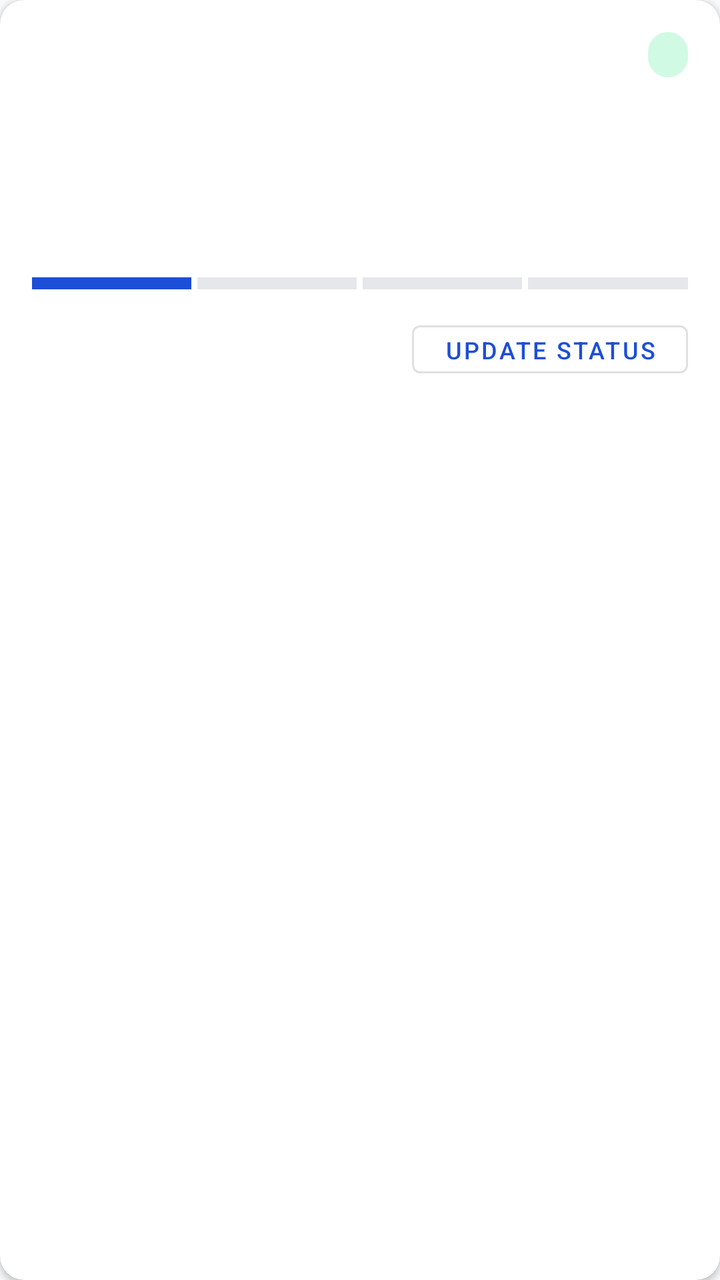
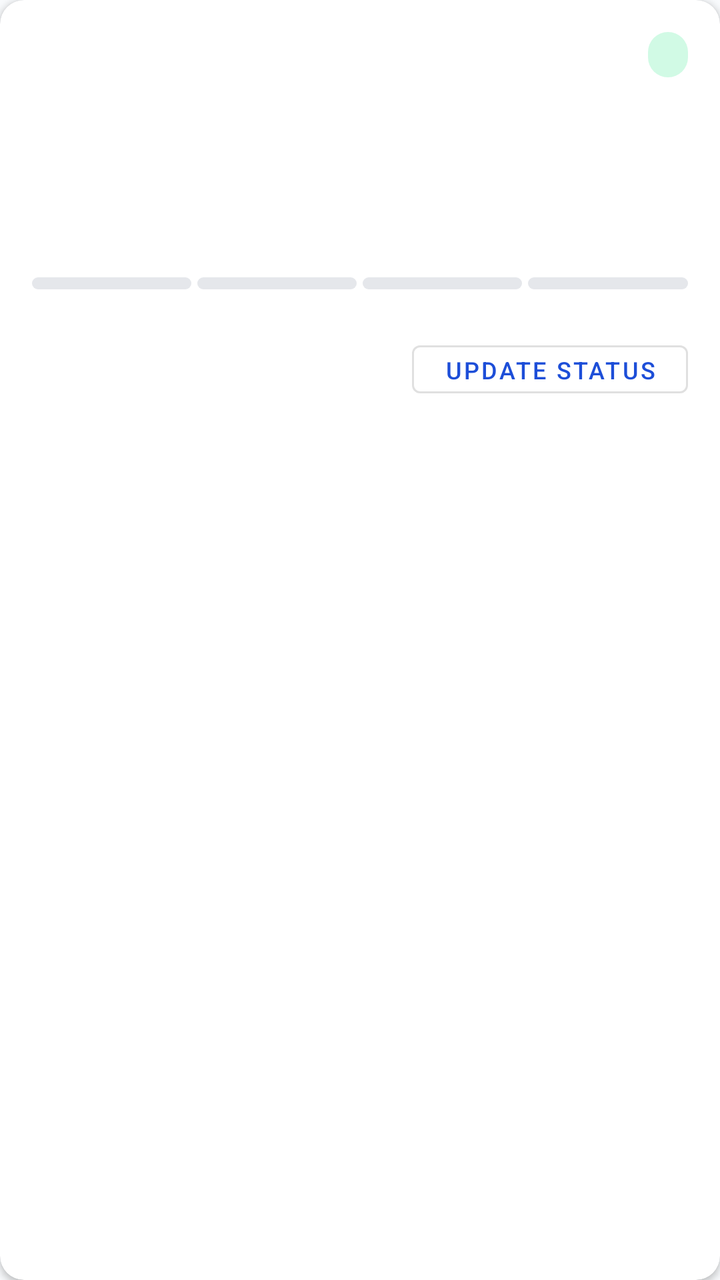

Two renders of the same Android screen: before a commit and after it. Below are the layout's source before the change and the commit's diff.
<!-- AndroidManifest.xml: application theme Theme.SCMS -->
<!-- res/layout/item_delivery.xml -->
<?xml version="1.0" encoding="utf-8"?>
<androidx.cardview.widget.CardView
    xmlns:android="http://schemas.android.com/apk/res/android"
    xmlns:app="http://schemas.android.com/apk/res-auto"
    android:layout_width="match_parent"
    android:layout_height="wrap_content"
    android:layout_marginBottom="10dp"
    app:cardCornerRadius="12dp"
    app:cardElevation="2dp">

    <LinearLayout android:layout_width="match_parent" android:layout_height="wrap_content" android:orientation="vertical" android:padding="16dp">

        <LinearLayout android:layout_width="match_parent" android:layout_height="wrap_content" android:orientation="horizontal" android:gravity="center_vertical" android:layout_marginBottom="6dp">
            <TextView android:id="@+id/tvDeliveryId" android:layout_width="0dp" android:layout_height="wrap_content" android:layout_weight="1" android:textSize="15sp" android:textStyle="bold" android:textColor="@color/primary" android:fontFamily="monospace" />
            <TextView android:id="@+id/tvStatus" android:layout_width="wrap_content" android:layout_height="wrap_content" android:textSize="11sp" android:textColor="@color/white" android:paddingHorizontal="10dp" android:paddingVertical="4dp" android:background="@drawable/bg_badge_green" />
        </LinearLayout>

        <TextView android:id="@+id/tvOrderId" android:layout_width="wrap_content" android:layout_height="wrap_content" android:textSize="12sp" android:textColor="@color/text_secondary" android:layout_marginBottom="2dp" />
        <TextView android:id="@+id/tvProduct" android:layout_width="wrap_content" android:layout_height="wrap_content" android:textSize="14sp" android:textStyle="bold" android:textColor="@color/text_primary" android:layout_marginBottom="8dp" />

        <LinearLayout android:layout_width="match_parent" android:layout_height="wrap_content" android:orientation="horizontal" android:layout_marginBottom="4dp">
            <TextView android:id="@+id/tvDriver" android:layout_width="0dp" android:layout_height="wrap_content" android:layout_weight="1" android:textSize="12sp" android:textColor="@color/text_secondary" />
            <TextView android:id="@+id/tvEta" android:layout_width="wrap_content" android:layout_height="wrap_content" android:textSize="12sp" android:textColor="@color/text_secondary" />
        </LinearLayout>

        <TextView android:id="@+id/tvDestination" android:layout_width="wrap_content" android:layout_height="wrap_content" android:textSize="12sp" android:textColor="@color/text_secondary" android:layout_marginBottom="12dp" />

        <LinearLayout android:layout_width="match_parent" android:layout_height="wrap_content" android:orientation="horizontal" android:layout_marginBottom="12dp">
            <View android:id="@+id/progress1" android:layout_width="0dp" android:layout_height="6dp" android:layout_weight="1" android:background="@color/primary" android:layout_marginEnd="3dp" android:layout_marginStart="0dp" />
            <View android:id="@+id/progress2" android:layout_width="0dp" android:layout_height="6dp" android:layout_weight="1" android:background="@color/divider" android:layout_marginEnd="3dp" />
            <View android:id="@+id/progress3" android:layout_width="0dp" android:layout_height="6dp" android:layout_weight="1" android:background="@color/divider" android:layout_marginEnd="3dp" />
            <View android:id="@+id/progress4" android:layout_width="0dp" android:layout_height="6dp" android:layout_weight="1" android:background="@color/divider" />
        </LinearLayout>

        <com.google.android.material.button.MaterialButton
            android:id="@+id/btnUpdateStatus"
            android:layout_width="wrap_content"
            android:layout_height="36dp"
            android:text="Update Status"
            android:textSize="12sp"
            android:layout_gravity="end"
            style="@style/Widget.MaterialComponents.Button.OutlinedButton" />

    </LinearLayout>
</androidx.cardview.widget.CardView>
<!-- resources referenced by this layout -->
<resources>
  <color name="divider">#E5E7EB</color>
  <color name="primary">#1D4ED8</color>
  <color name="text_primary">#111827</color>
  <color name="text_secondary">#6B7280</color>
  <color name="white">#FFFFFF</color>
  <!-- drawable bg_badge_green (drawable) -->
  <?xml version="1.0" encoding="utf-8"?>
  <shape xmlns:android="http://schemas.android.com/apk/res/android"
      android:shape="rectangle">
      <corners android:radius="20dp" />
      <solid android:color="@color/badge_approved_bg" />
  </shape>
  <style name="Theme.SCMS" parent="Theme.MaterialComponents.Light.NoActionBar">
          <item name="colorPrimary">@color/primary</item>
          <item name="colorPrimaryVariant">@color/primary_dark</item>
          <item name="colorOnPrimary">@color/white</item>
          <item name="colorSecondary">@color/primary</item>
          <item name="colorOnSecondary">@color/white</item>
          <item name="android:windowBackground">@color/background</item>
          <item name="android:statusBarColor">@color/surface</item>
          <item name="android:windowLightStatusBar">true</item>
      </style>
  <color name="badge_approved_bg">#D1FAE5</color>
  <color name="primary_dark">#1E40AF</color>
  <color name="background">#F8FAFC</color>
  <color name="surface">#FFFFFF</color>
</resources>

<!-- the commit's change to res/layout/item_delivery.xml (unified diff, before → after) -->
@@ -8,38 +8,133 @@
     app:cardCornerRadius="12dp"
     app:cardElevation="2dp">
 
-    <LinearLayout android:layout_width="match_parent" android:layout_height="wrap_content" android:orientation="vertical" android:padding="16dp">
+    <LinearLayout
+        android:layout_width="match_parent"
+        android:layout_height="wrap_content"
+        android:orientation="vertical"
+        android:padding="16dp">
 
-        <LinearLayout android:layout_width="match_parent" android:layout_height="wrap_content" android:orientation="horizontal" android:gravity="center_vertical" android:layout_marginBottom="6dp">
-            <TextView android:id="@+id/tvDeliveryId" android:layout_width="0dp" android:layout_height="wrap_content" android:layout_weight="1" android:textSize="15sp" android:textStyle="bold" android:textColor="@color/primary" android:fontFamily="monospace" />
-            <TextView android:id="@+id/tvStatus" android:layout_width="wrap_content" android:layout_height="wrap_content" android:textSize="11sp" android:textColor="@color/white" android:paddingHorizontal="10dp" android:paddingVertical="4dp" android:background="@drawable/bg_badge_green" />
+        <LinearLayout
+            android:layout_width="match_parent"
+            android:layout_height="wrap_content"
+            android:orientation="horizontal"
+            android:gravity="center_vertical"
+            android:layout_marginBottom="6dp">
+            <TextView
+                android:id="@+id/tvDeliveryId"
+                android:layout_width="0dp"
+                android:layout_height="wrap_content"
+                android:layout_weight="1"
+                android:textSize="15sp"
+                android:textStyle="bold"
+                android:textColor="@color/primary"
+                android:fontFamily="monospace" />
+            <TextView
+                android:id="@+id/tvStatus"
+                android:layout_width="wrap_content"
+                android:layout_height="wrap_content"
+                android:textSize="11sp"
+                android:textColor="@color/white"
+                android:paddingHorizontal="10dp"
+                android:paddingVertical="4dp"
+                android:background="@drawable/bg_badge_green" />
         </LinearLayout>
 
-        <TextView android:id="@+id/tvOrderId" android:layout_width="wrap_content" android:layout_height="wrap_content" android:textSize="12sp" android:textColor="@color/text_secondary" android:layout_marginBottom="2dp" />
-        <TextView android:id="@+id/tvProduct" android:layout_width="wrap_content" android:layout_height="wrap_content" android:textSize="14sp" android:textStyle="bold" android:textColor="@color/text_primary" android:layout_marginBottom="8dp" />
+        <TextView
+            android:id="@+id/tvOrderId"
+            android:layout_width="wrap_content"
+            android:layout_height="wrap_content"
+            android:textSize="12sp"
+            android:textColor="@color/text_secondary"
+            android:layout_marginBottom="2dp" />
+        <TextView
+            android:id="@+id/tvProduct"
+            android:layout_width="wrap_content"
+            android:layout_height="wrap_content"
+            android:textSize="14sp"
+            android:textStyle="bold"
+            android:textColor="@color/text_primary"
+            android:layout_marginBottom="8dp" />
 
-        <LinearLayout android:layout_width="match_parent" android:layout_height="wrap_content" android:orientation="horizontal" android:layout_marginBottom="4dp">
-            <TextView android:id="@+id/tvDriver" android:layout_width="0dp" android:layout_height="wrap_content" android:layout_weight="1" android:textSize="12sp" android:textColor="@color/text_secondary" />
-            <TextView android:id="@+id/tvEta" android:layout_width="wrap_content" android:layout_height="wrap_content" android:textSize="12sp" android:textColor="@color/text_secondary" />
+        <LinearLayout
+            android:layout_width="match_parent"
+            android:layout_height="wrap_content"
+            android:orientation="horizontal"
+            android:layout_marginBottom="4dp">
+            <TextView
+                android:id="@+id/tvDriver"
+                android:layout_width="0dp"
+                android:layout_height="wrap_content"
+                android:layout_weight="1"
+                android:textSize="12sp"
+                android:textColor="@color/text_secondary" />
+            <TextView
+                android:id="@+id/tvEta"
+                android:layout_width="wrap_content"
+                android:layout_height="wrap_content"
+                android:textSize="12sp"
+                android:textColor="@color/text_secondary" />
         </LinearLayout>
 
-        <TextView android:id="@+id/tvDestination" android:layout_width="wrap_content" android:layout_height="wrap_content" android:textSize="12sp" android:textColor="@color/text_secondary" android:layout_marginBottom="12dp" />
+        <TextView
+            android:id="@+id/tvDestination"
+            android:layout_width="wrap_content"
+            android:layout_height="wrap_content"
+            android:textSize="12sp"
+            android:textColor="@color/text_secondary"
+            android:layout_marginBottom="12dp" />
 
-        <LinearLayout android:layout_width="match_parent" android:layout_height="wrap_content" android:orientation="horizontal" android:layout_marginBottom="12dp">
-            <View android:id="@+id/progress1" android:layout_width="0dp" android:layout_height="6dp" android:layout_weight="1" android:background="@color/primary" android:layout_marginEnd="3dp" android:layout_marginStart="0dp" />
-            <View android:id="@+id/progress2" android:layout_width="0dp" android:layout_height="6dp" android:layout_weight="1" android:background="@color/divider" android:layout_marginEnd="3dp" />
-            <View android:id="@+id/progress3" android:layout_width="0dp" android:layout_height="6dp" android:layout_weight="1" android:background="@color/divider" android:layout_marginEnd="3dp" />
-            <View android:id="@+id/progress4" android:layout_width="0dp" android:layout_height="6dp" android:layout_weight="1" android:background="@color/divider" />
+        <LinearLayout
+            android:layout_width="match_parent"
+            android:layout_height="wrap_content"
+            android:orientation="horizontal"
+            android:layout_marginBottom="12dp">
+            <View android:id="@+id/progress1"
+                android:layout_width="0dp" android:layout_height="6dp" android:layout_weight="1"
+                android:background="@drawable/bg_delivery_progress_line" android:layout_marginEnd="3dp" android:layout_marginStart="0dp" />
+            <View android:id="@+id/progress2"
+                android:layout_width="0dp" android:layout_height="6dp" android:layout_weight="1"
+                android:background="@drawable/bg_delivery_progress_line" android:layout_marginEnd="3dp" />
+            <View android:id="@+id/progress3"
+                android:layout_width="0dp" android:layout_height="6dp" android:layout_weight="1"
+                android:background="@drawable/bg_delivery_progress_line" android:layout_marginEnd="3dp" />
+            <View android:id="@+id/progress4"
+                android:layout_width="0dp" android:layout_height="6dp" android:layout_weight="1"
+                android:background="@drawable/bg_delivery_progress_line" />
         </LinearLayout>
 
-        <com.google.android.material.button.MaterialButton
-            android:id="@+id/btnUpdateStatus"
-            android:layout_width="wrap_content"
-            android:layout_height="36dp"
-            android:text="Update Status"
-            android:textSize="12sp"
-            android:layout_gravity="end"
-            style="@style/Widget.MaterialComponents.Button.OutlinedButton" />
+        <LinearLayout
+            android:layout_width="match_parent"
+            android:layout_height="wrap_content"
+            android:orientation="horizontal"
+            android:gravity="end|center_vertical"
+            android:layout_marginTop="10dp">
+
+            <com.google.android.material.button.MaterialButton
+                android:id="@+id/btnDeleteDelivery"
+                android:layout_width="38dp"
+                android:layout_height="38dp"
+                android:layout_marginEnd="8dp"
+                android:padding="0dp"
+                android:insetLeft="0dp"
+                android:insetTop="0dp"
+                android:insetRight="0dp"
+                android:insetBottom="0dp"
+                app:icon="@android:drawable/ic_menu_delete"
+                app:iconGravity="textStart"
+                app:iconPadding="0dp"
+                app:iconTint="@color/error"
+                android:visibility="gone"
+                style="@style/Widget.MaterialComponents.Button.TextButton" />
+
+            <com.google.android.material.button.MaterialButton
+                android:id="@+id/btnUpdateStatus"
+                android:layout_width="wrap_content"
+                android:layout_height="36dp"
+                android:text="Update Status"
+                android:textSize="12sp"
+                style="@style/Widget.MaterialComponents.Button.OutlinedButton" />
+        </LinearLayout>
 
     </LinearLayout>
 </androidx.cardview.widget.CardView>
<!-- resource entries referenced after the edit -->
@@ -1,6 +1,6 @@
 <!-- resources referenced by this layout -->
 <resources>
-  <color name="divider">#E5E7EB</color>
+  <color name="error">#DC2626</color>
   <color name="primary">#1D4ED8</color>
   <color name="text_primary">#111827</color>
   <color name="text_secondary">#6B7280</color>
@@ -12,6 +12,23 @@
       <corners android:radius="20dp" />
       <solid android:color="@color/badge_approved_bg" />
   </shape>
+  <!-- drawable bg_delivery_progress_line (drawable) -->
+  <?xml version="1.0" encoding="utf-8"?>
+  <selector xmlns:android="http://schemas.android.com/apk/res/android">
+      <item android:state_activated="true">
+          <shape android:shape="rectangle">
+              <solid android:color="@color/primary" />
+              <corners android:radius="4dp" />
+          </shape>
+      </item>
+  
+      <item>
+          <shape android:shape="rectangle">
+              <solid android:color="@color/divider" />
+              <corners android:radius="4dp" />
+          </shape>
+      </item>
+  </selector>
   <style name="Theme.SCMS" parent="Theme.MaterialComponents.Light.NoActionBar">
           <item name="colorPrimary">@color/primary</item>
           <item name="colorPrimaryVariant">@color/primary_dark</item>
@@ -23,6 +40,7 @@
           <item name="android:windowLightStatusBar">true</item>
       </style>
   <color name="badge_approved_bg">#D1FAE5</color>
+  <color name="divider">#E5E7EB</color>
   <color name="primary_dark">#1E40AF</color>
   <color name="background">#F8FAFC</color>
   <color name="surface">#FFFFFF</color>
